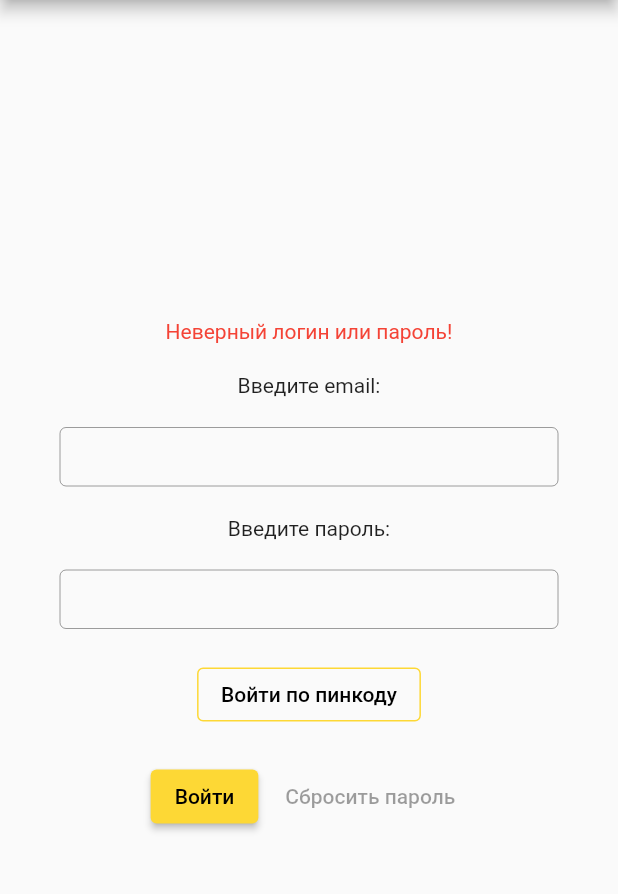
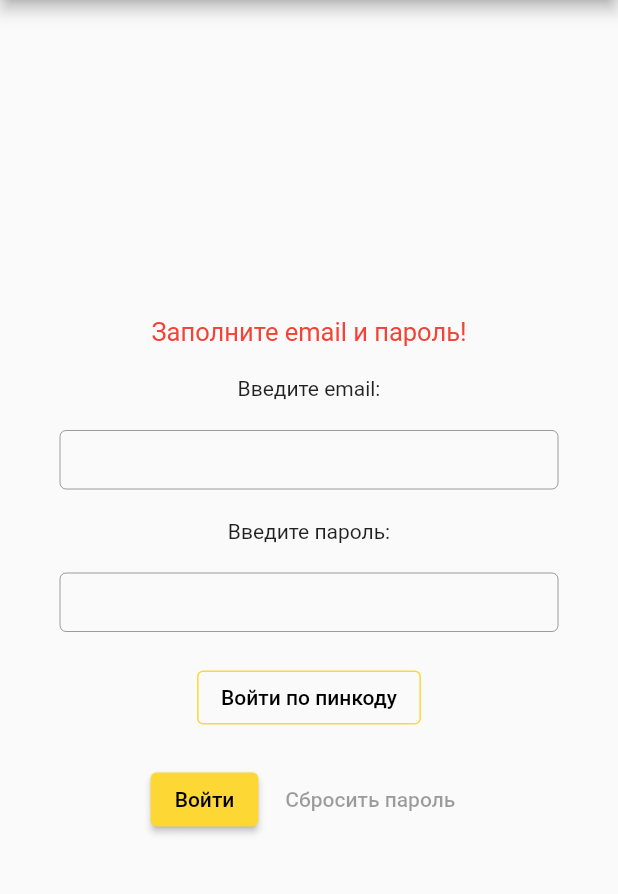
Before and after one commit to Nazarian-maker/my_restaurant_app, a Flutter app: the AdminAuth screen opened by its route, after a tap on "Войти", on a phone screen of 412 x 824 dp, the part 84-978 px from its top. Run offline on Flutter 3.47's test engine with Material 2 defaults, Android fonts, the phone set to English and light mode, and no system bars; our stand-ins replace animated_splash_screen, flutter_secure_storage, google_fonts, pin_code_fields; accounts and stored records are empty; Roboto replaces fonts that are missing (Marmelad).

```diff
--- /dev/null
+++ b/restaurant/lib/models/auth_login.dart
@@ -0,0 +1,78 @@
+import 'dart:async';
+
+import 'package:flutter/cupertino.dart';
+import 'package:flutter/material.dart';
+import 'package:restaurant/models/api_client.dart';
+import 'package:restaurant/models/session_data_provider.dart';
+
+class AuthLogin extends ChangeNotifier {
+  final _apiClient = ApiClient();
+  final _sessionDataProvider = SessionDataProvider();
+
+  final loginTextController = TextEditingController();
+  final passwordTextController = TextEditingController();
+
+  String? _errorMessage;
+  String? get errorMessage => _errorMessage;
+
+  bool _isAuthProgress = false;
+  bool get canAuth => !_isAuthProgress;
+  bool get isAuthProgress => _isAuthProgress;
+
+  Future<void> auth(BuildContext context) async {
+    final login = loginTextController.text;
+    final password = passwordTextController.text;
+
+    if (login.isEmpty || password.isEmpty) {
+      _errorMessage = 'Заполните email и пароль!';
+      notifyListeners();
+      return;
+    }
+    _errorMessage = null;
+    _isAuthProgress = true;
+    notifyListeners();
+
+    String? sessionId;
+    try {
+      sessionId =
+          await _apiClient.validateUser(email: login, password: password);
+    } catch (e) {
+      _errorMessage = 'Неправильный email или пароль!';
+    }
+
+    _isAuthProgress = false;
+    if (_errorMessage != null) {
+      notifyListeners();
+      return;
+    }
+
+    if (sessionId == null) {
+      _errorMessage = 'Неизвестная ошибка, повторите попытку';
+      notifyListeners();
+      return;
+    }
+    await _sessionDataProvider.setSessionId(sessionId);
+    unawaited(Navigator.of(context)
+        .pushNamedAndRemoveUntil('/home', (route) => false));
+  }
+}
+
+class AuthProvider extends InheritedNotifier {
+  final AuthLogin model;
+
+  const AuthProvider({
+    Key? key,
+    required this.model,
+    required Widget child,
+  }) : super(key: key, notifier: model, child: child);
+
+  static AuthProvider? watch(BuildContext context) {
+    return context.dependOnInheritedWidgetOfExactType<AuthProvider>();
+  }
+
+  static AuthProvider? read(BuildContext context) {
+    final widget =
+        context.getElementForInheritedWidgetOfExactType<AuthProvider>()?.widget;
+    return widget is AuthProvider ? widget : null;
+  }
+}
--- /dev/null
+++ b/restaurant/lib/models/session_data_provider.dart
@@ -0,0 +1,15 @@
+import 'package:flutter_secure_storage/flutter_secure_storage.dart';
+
+abstract class _Keys {
+  static const sessionId = 'session-id';
+}
+
+class SessionDataProvider {
+  final _secureStorage = FlutterSecureStorage();
+
+  Future<String?> getSessionId() =>
+      _secureStorage.read(key: _Keys.sessionId);
+
+  Future<void>  setSessionId(String value) =>
+      _secureStorage.write(key: _Keys.sessionId, value: value);
+}
--- a/restaurant/lib/pages/catalog_page.dart
+++ b/restaurant/lib/pages/catalog_page.dart
@@ -9,7 +9,7 @@ class ItemCatalog extends StatelessWidget {
   Widget build(BuildContext context) {
     return Scaffold(
       appBar: AppBar(
-        title: Text('Каталог меню'),
+        title: const Text('Каталог меню'),
       ),
       body: Container(
         margin: const EdgeInsets.all(30.0),
--- a/restaurant/lib/pages/splash_screen.dart
+++ b/restaurant/lib/pages/splash_screen.dart
@@ -10,7 +10,7 @@ class SplashScreen extends StatelessWidget {
     return AnimatedSplashScreen(
       splash: SingleChildScrollView(
         child: Column(
-          children: [
+          children: const [
             Image(
               image: AssetImage('assets/from.png'),
             ),
--- a/restaurant/lib/widgets/admin_auth.dart
+++ b/restaurant/lib/widgets/admin_auth.dart
@@ -1,89 +1,54 @@
 import 'package:flutter/material.dart';
+import 'package:restaurant/models/auth_login.dart';
 
-class AdminAuth extends StatefulWidget {
+class AdminAuth extends StatelessWidget {
   const AdminAuth({Key? key}) : super(key: key);
 
   @override
-  State<AdminAuth> createState() => _AdminAuthState();
-}
-
-class _AdminAuthState extends State<AdminAuth> {
-  final _loginTextController = TextEditingController();
-  final _passwordTextController = TextEditingController();
-  String? errorText = null;
-
-  void _auth() {
-    final email = _loginTextController.text;
-    final password = _passwordTextController.text;
-
-    if (email == 'admin@mail.ru' && password == 'admin') {
-      errorText = null;
-      FocusScope.of(context).unfocus();
-      Future.delayed(const Duration(seconds: 1), () {
-        Navigator.of(context).pushNamed('/home');
-      });
-    } else {
-      errorText = 'Неверный логин или пароль!';
-    }
-
-    setState(() {});
-  }
-
-  @override
   Widget build(BuildContext context) {
-    final errorText = this.errorText;
+    final model = AuthProvider.read(context)?.model;
 
     return Scaffold(
       appBar: AppBar(
-        title: Text('Экран авторизации'),
+        title: const Text('Экран авторизации'),
       ),
       body: Padding(
         padding: const EdgeInsets.symmetric(horizontal: 40),
         child: Column(
           mainAxisAlignment: MainAxisAlignment.center,
           children: [
-            if (errorText != null) ...[
-              Text(
-                errorText,
-                style: TextStyle(
-                  color: Colors.red,
-                ),
-              ),
-              SizedBox(
-                height: 20,
-              ),
-            ],
-            Text('Введите email:'),
-            SizedBox(
+            const _ErrorMessageWidget(),
+            const Text('Введите email:'),
+            const SizedBox(
               height: 20,
             ),
             TextField(
-              controller: _loginTextController,
-              decoration: InputDecoration(
+              controller: model?.loginTextController,
+              decoration: const InputDecoration(
                 border: OutlineInputBorder(),
                 isCollapsed: true,
                 contentPadding:
                     EdgeInsets.symmetric(horizontal: 10, vertical: 10),
               ),
             ),
-            SizedBox(
+            const SizedBox(
               height: 20,
             ),
-            Text('Введите пароль:'),
-            SizedBox(
+            const Text('Введите пароль:'),
+            const SizedBox(
               height: 20,
             ),
             TextField(
-              controller: _passwordTextController,
+              controller: model?.passwordTextController,
               obscureText: true,
-              decoration: InputDecoration(
+              decoration: const InputDecoration(
                 border: OutlineInputBorder(),
                 isCollapsed: true,
                 contentPadding:
                     EdgeInsets.symmetric(horizontal: 10, vertical: 10),
               ),
             ),
-            SizedBox(
+            const SizedBox(
               height: 20,
             ),
             Row(
@@ -96,29 +61,23 @@ class _AdminAuthState extends State<AdminAuth> {
                       Navigator.of(context).pushNamed('/pin_page');
                     });
                   },
-                  child: Text(
+                  style: OutlinedButton.styleFrom(
+                    side: BorderSide(color: Colors.yellow.shade600),
+                  ),
+                  child: const Text(
                     'Войти по пинкоду',
                     style: TextStyle(color: Colors.black),
-                  ),
-                  style: OutlinedButton.styleFrom(
-                    side: BorderSide(color: Colors.yellow.shade600),
                   ),
                 ),
               ],
             ),
-            SizedBox(
+            const SizedBox(
               height: 20,
             ),
             Row(
               mainAxisAlignment: MainAxisAlignment.center,
-              children: [
-                ElevatedButton(
-                  onPressed: _auth,
-                  child: Text('Войти'),
-                  style: ButtonStyle(
-                      backgroundColor:
-                          MaterialStateProperty.all(Colors.yellow.shade600)),
-                ),
+              children: const [
+                _AuthButtonWidget(),
                 SizedBox(
                   width: 10,
                 ),
@@ -134,3 +93,79 @@ class _AdminAuthState extends State<AdminAuth> {
     );
   }
 }
+
+class _AuthButtonWidget extends StatelessWidget {
+  const _AuthButtonWidget({
+    super.key,
+  });
+
+  @override
+  Widget build(BuildContext context) {
+    final model = AuthProvider.watch(context)?.model;
+    final onPressed =
+        model?.canAuth == true ? () => model?.auth(context) : null;
+    final child = model?.isAuthProgress == true
+        ? const SizedBox(
+            width: 15,
+            height: 15,
+            child: CircularProgressIndicator(strokeWidth: 2),
+          )
+        : const Text('Войти');
+
+    return ElevatedButton(
+      onPressed: onPressed,
+      style: ButtonStyle(
+          backgroundColor: MaterialStateProperty.all(Colors.yellow.shade600)),
+      child: child,
+    );
+  }
+}
+
+class _ErrorMessageWidget extends StatelessWidget {
+  const _ErrorMessageWidget({Key? key}) : super(key: key);
+
+  @override
+  Widget build(BuildContext context) {
+    final errorMessage = AuthProvider.watch(context)?.model.errorMessage;
+    if (errorMessage == null) return const SizedBox.shrink();
+    return Padding(
+      padding: const EdgeInsets.only(bottom: 20),
+      child: Text(
+        errorMessage,
+        style: const TextStyle(
+          fontSize: 17,
+          color: Colors.red,
+        ),
+      ),
+    );
+  }
+}
+
+// class AdminAuth extends StatefulWidget {
+//   const AdminAuth({Key? key}) : super(key: key);
+//
+//   @override
+//   State<AdminAuth> createState() => _AdminAuthState();
+// }
+//
+// class _AdminAuthState extends State<AdminAuth> {
+//   final _loginTextController = TextEditingController();
+//   final _passwordTextController = TextEditingController();
+//   String? errorText;
+//
+//   void _auth() {
+//     final email = _loginTextController.text;
+//     final password = _passwordTextController.text;
+//
+//     if (email == 'admin@mail.ru' && password == 'admin') {
+//       errorText = null;
+//       FocusScope.of(context).unfocus();
+//       Future.delayed(const Duration(seconds: 1), () {
+//         Navigator.of(context).pushNamed('/home');
+//       });
+//     } else {
+//       errorText = 'Неверный логин или пароль!';
+//     }
+//
+//     setState(() {});
+//   }
--- a/restaurant/lib/widgets/catalog.dart
+++ b/restaurant/lib/widgets/catalog.dart
@@ -6,7 +6,7 @@ class CatalogListTile extends StatelessWidget {
   final title;
   final price;
   final String komboName = "комбо";
-  CatalogListTile({Key? key, this.imgUrl, this.title, this.price})
+  const CatalogListTile({Key? key, this.imgUrl, this.title, this.price})
       : super(key: key);
 
   @override
@@ -34,7 +34,7 @@ class CatalogListTile extends StatelessWidget {
               ),
             ),
           ),
-          title: Text('${title} ${komboName}'),
+          title: Text('$title $komboName'),
           subtitle: Row(
             mainAxisAlignment: MainAxisAlignment.spaceBetween,
             children: [
```
Also changed, not shown: restaurant/lib/main.dart (+12 -9 lines), restaurant/lib/models/api_client.dart (added, +35 -0 lines), restaurant/lib/pages/cart_page.dart (+8 -8 lines), restaurant/lib/pages/home_page.dart (+11 -13 lines), restaurant/lib/pages/item_page.dart (+8 -10 lines), restaurant/lib/pages/otp_page.dart (+9 -9 lines), restaurant/lib/pages/person_acc.dart (+5 -5 lines), restaurant/lib/widgets/auth_widget.dart (+5 -5 lines), restaurant/lib/widgets/bottom_bar.dart (+7 -7 lines), restaurant/lib/widgets/cart_item.dart (+3 -5 lines), restaurant/lib/widgets/cart_list_item.dart (+7 -9 lines), restaurant/lib/widgets/item_card.dart (+6 -9 lines), restaurant/pubspec.yaml (+8 -5 lines), restaurant/pubspec.lock, 6 other files.
